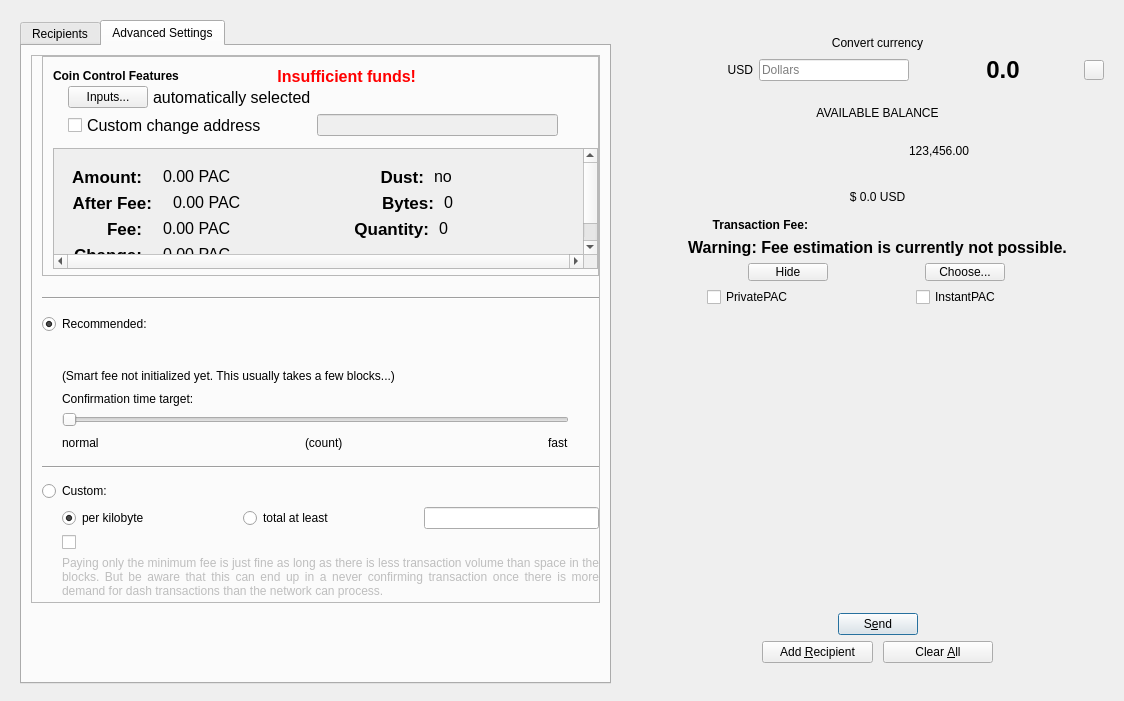
This is src/qt/forms/sendcoinsdialog.ui in CryptoMx/PAC as Qt 5 draws it before an edit. The edited form follows.
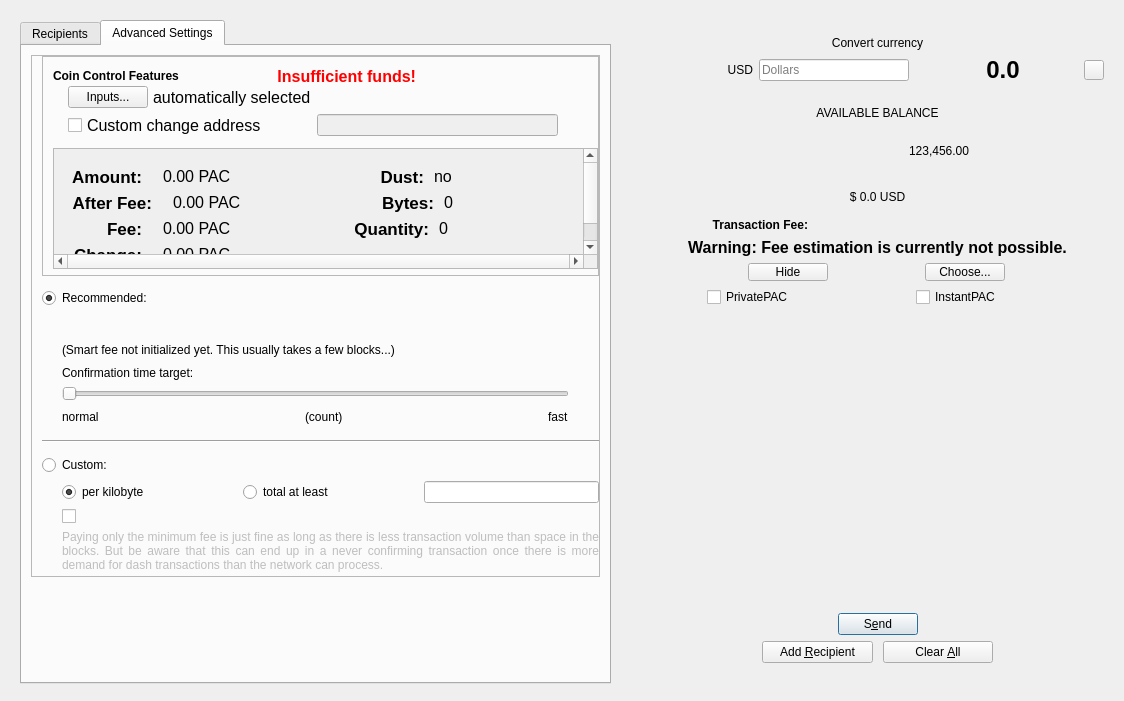
This is the edited form. The open tabs and pages were chosen to show the change. Icons and pictures are not drawn. Custom widgets are drawn as their Qt base class.

Commit message: cout purged

```diff
--- a/src/qt/forms/sendcoinsdialog.ui
+++ b/src/qt/forms/sendcoinsdialog.ui
@@ -1061,26 +1061,13 @@
                        <number>4</number>
                       </property>
                       <item row="0" column="0">
-                       <layout class="QVBoxLayout" name="verticalLayoutFee3" stretch="0,0,0,0,0">
+                       <layout class="QVBoxLayout" name="verticalLayoutFee3" stretch="0,0,0,0">
                         <property name="spacing">
                          <number>6</number>
                         </property>
                         <property name="topMargin">
                          <number>2</number>
                         </property>
-                        <item>
-                         <widget class="Line" name="line_2">
-                          <property name="minimumSize">
-                           <size>
-                            <width>0</width>
-                            <height>20</height>
-                           </size>
-                          </property>
-                          <property name="orientation">
-                           <enum>Qt::Horizontal</enum>
-                          </property>
-                         </widget>
-                        </item>
                         <item>
                          <widget class="QRadioButton" name="radioSmartFee">
                           <property name="sizePolicy">
```
Left out of the diff: 2 changed lines with no effect on the pictures. The commit also changes 2 other files.
